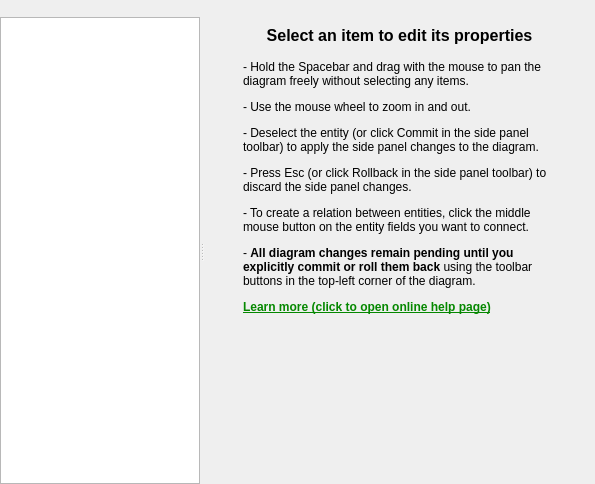
Old version of the form Plugins/ErdEditor/erdwindow.ui in the repository pawelsalawa/sqlitestudio.
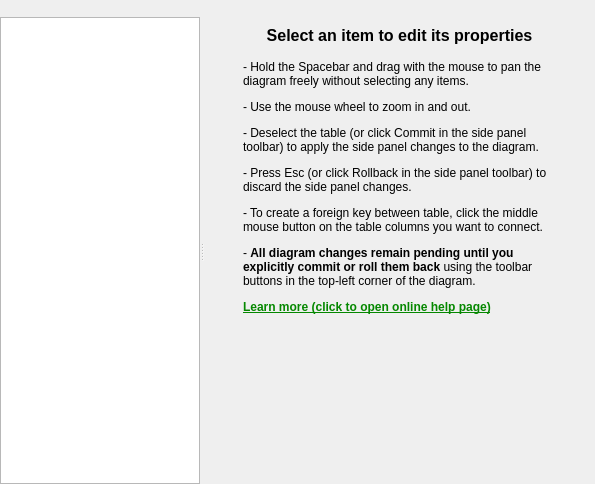
New version of the form. Custom widgets are drawn as their Qt base class.

```diff
--- a/Plugins/ErdEditor/erdwindow.ui
+++ b/Plugins/ErdEditor/erdwindow.ui
@@ -107,7 +107,7 @@
                    </size>
                   </property>
                   <property name="text">
-                   <string>&lt;html&gt;&lt;head/&gt;&lt;body&gt;&lt;p&gt;- Hold the Spacebar and drag with the mouse to pan the diagram freely without selecting any items.&lt;/p&gt;&lt;p&gt;- Use the mouse wheel to zoom in and out.&lt;/p&gt;&lt;p&gt;- Deselect the entity (or click Commit in the side panel toolbar) to apply the side panel changes to the diagram.&lt;/p&gt;&lt;p&gt;- Press Esc (or click Rollback in the side panel toolbar) to discard the side panel changes.&lt;/p&gt;&lt;p&gt;- To create a relation between entities, click the middle mouse button on the entity fields you want to connect.&lt;/p&gt;&lt;p&gt;- &lt;span style=&quot; font-weight:700;&quot;&gt;All diagram changes remain pending until you explicitly commit or roll them back&lt;/span&gt; using the toolbar buttons in the top-left corner of the diagram.&lt;/p&gt;&lt;p&gt;&lt;a href=&quot;https://github.com/pawelsalawa/sqlitestudio/wiki/ERD-plugin-manual#usage&quot;&gt;&lt;span style=&quot; font-weight:700; text-decoration: underline; color:#058800;&quot;&gt;Learn more (click to open online help page)&lt;/span&gt;&lt;/a&gt;&lt;/p&gt;&lt;/body&gt;&lt;/html&gt;</string>
+                   <string>&lt;html&gt;&lt;head/&gt;&lt;body&gt;&lt;p&gt;- Hold the Spacebar and drag with the mouse to pan the diagram freely without selecting any items.&lt;/p&gt;&lt;p&gt;- Use the mouse wheel to zoom in and out.&lt;/p&gt;&lt;p&gt;- Deselect the table (or click Commit in the side panel toolbar) to apply the side panel changes to the diagram.&lt;/p&gt;&lt;p&gt;- Press Esc (or click Rollback in the side panel toolbar) to discard the side panel changes.&lt;/p&gt;&lt;p&gt;- To create a foreign key between table, click the middle mouse button on the table columns you want to connect.&lt;/p&gt;&lt;p&gt;- &lt;span style=&quot; font-weight:700;&quot;&gt;All diagram changes remain pending until you explicitly commit or roll them back&lt;/span&gt; using the toolbar buttons in the top-left corner of the diagram.&lt;/p&gt;&lt;p&gt;&lt;a href=&quot;https://github.com/pawelsalawa/sqlitestudio/wiki/ERD-plugin-manual#usage&quot;&gt;&lt;span style=&quot; font-weight:700; text-decoration: underline; color:#058800;&quot;&gt;Learn more (click to open online help page)&lt;/span&gt;&lt;/a&gt;&lt;/p&gt;&lt;/body&gt;&lt;/html&gt;</string>
                   </property>
                   <property name="alignment">
                    <set>Qt::AlignmentFlag::AlignLeading|Qt::AlignmentFlag::AlignLeft|Qt::AlignmentFlag::AlignTop</set>
```
